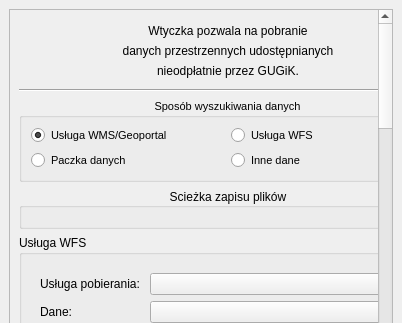
Before: the Qt Designer form pobieracz_danych_gugik_base.ui in envirosolutionspl/pobieracz_danych_gugik, drawn with Qt 5; both pictures show x 0 to 402 and y 0 to 323 of the 402 by 919 pixel window.
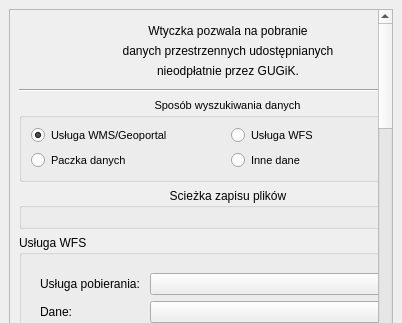
After: the same form once the commit is applied. Icons and pictures are not drawn. Custom widgets are drawn as their Qt base class.

Commit message: Teraz w czarnym motywie wtyczka się nie rozjeżdża

Patch:
```diff
--- a/pobieracz_danych_gugik_base.ui
+++ b/pobieracz_danych_gugik_base.ui
@@ -144,9 +144,9 @@
           <property name="title">
            <string>Sposób wyszukiwania danych</string>
           </property>
-          <property name="alignment">
-           <set>Qt::AlignCenter</set>
-          </property>
+             <property name="alignment">
+              <set>Qt::AlignHCenter|Qt::AlignTop</set>
+             </property>          
           <layout class="QHBoxLayout" name="horizontalLayout_6">
            <item>
             <layout class="QGridLayout" name="gridLayout_8">
@@ -203,9 +203,9 @@
           <property name="title">
            <string>Scieżka zapisu plików</string>
           </property>
-          <property name="alignment">
-           <set>Qt::AlignCenter</set>
-          </property>
+             <property name="alignment">
+              <set>Qt::AlignHCenter|Qt::AlignTop</set>
+             </property>          
           <layout class="QVBoxLayout" name="verticalLayout_4">
            <item>
             <widget class="QgsFileWidget" name="folder_fileWidget"/>
```
Left out of the diff: 46 changed lines with no effect on the pictures.
